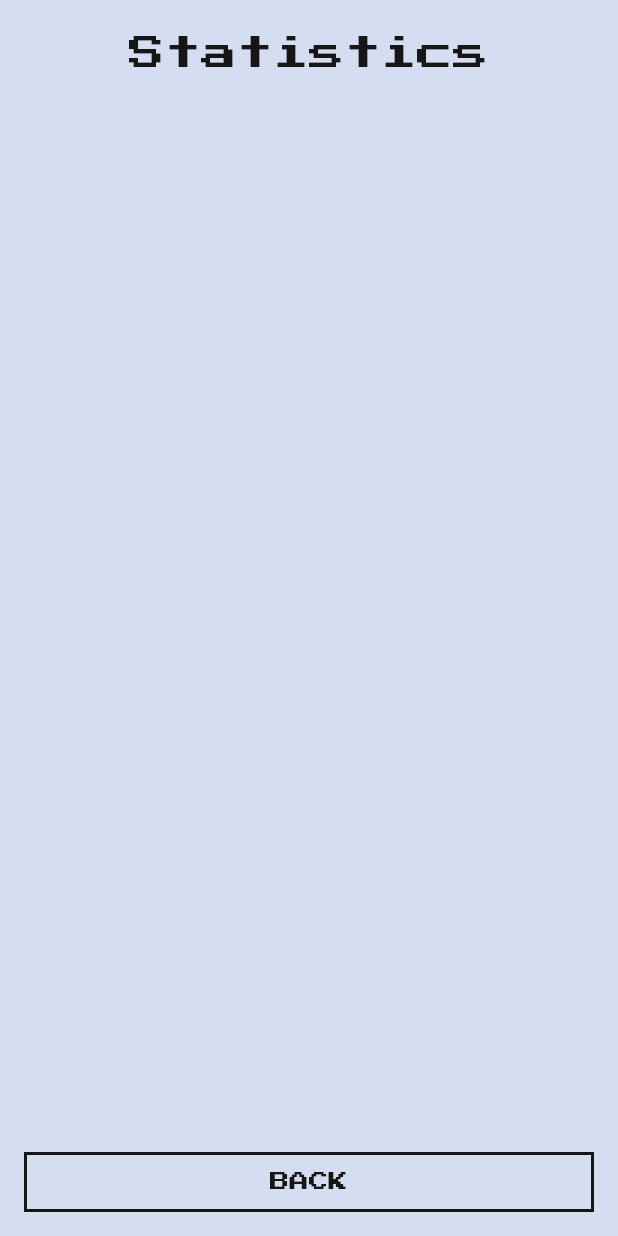
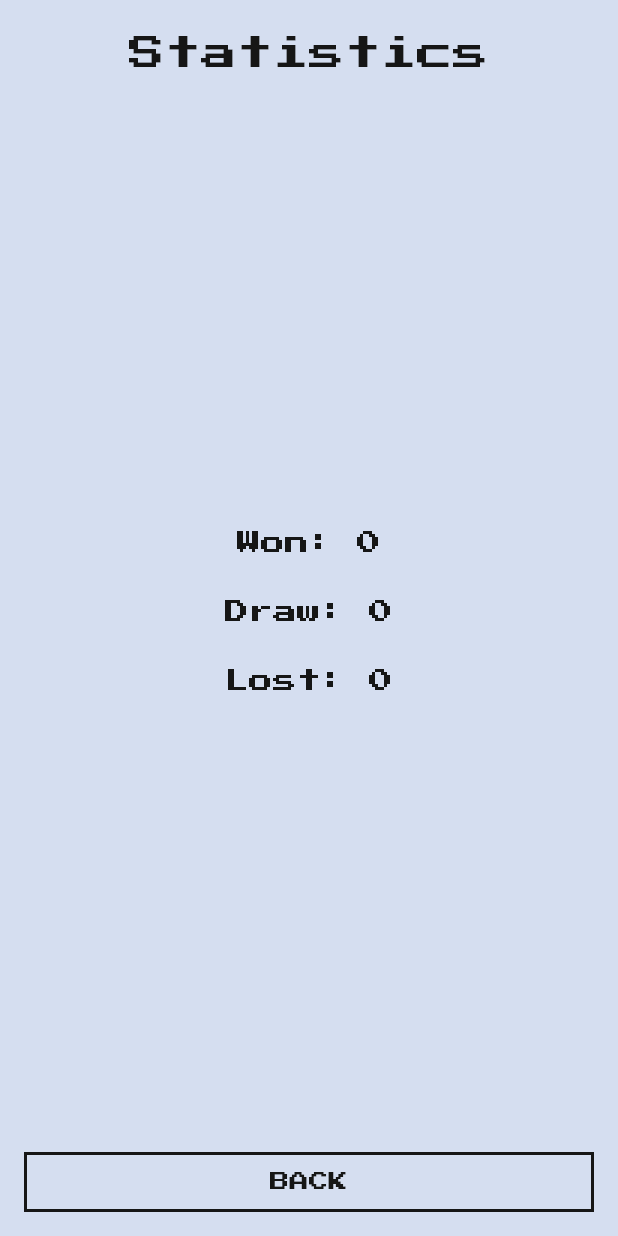
Before and after one commit to NatalinStanislav/flutter_fight_club, a Flutter app: the StatisticsPage screen opened directly, on a phone screen of 412 x 824 dp. Run offline on Flutter 3.47's test engine with Material 2 defaults, Android fonts, the phone set to English and light mode, and no system bars; our stand-ins replace google_fonts, shared_preferences; accounts and stored records are empty.

Commit message:
Lesson 3 after 6 homework

```diff
--- a/lib/pages/fight_page.dart
+++ b/lib/pages/fight_page.dart
@@ -159,9 +159,40 @@ class FightPageState extends State<FightPage> {
         final FightResult? fightResult =
             FightResult.calculateResult(yourLives, enemysLives);
         if (fightResult != null) {
-          SharedPreferences.getInstance().then((sharedPreferences) {
-            sharedPreferences.setString("last_fight_result", fightResult.result);
+          Future<SharedPreferences> instance = SharedPreferences.getInstance();
+          instance.then((sharedPreferences) {
+            sharedPreferences.setString(
+                "last_fight_result", fightResult.result);
           });
+          switch (fightResult.result) {
+            case ("Won"):
+              instance.then((sharedPreferences) {
+                sharedPreferences.setInt(
+                    "stats_won",
+                    sharedPreferences.getInt("stats_won") == null
+                        ? 1
+                        : sharedPreferences.getInt("stats_won")! + 1);
+              });
+              break;
+            case ("Lost"):
+              instance.then((sharedPreferences) {
+                sharedPreferences.setInt(
+                    "stats_lost",
+                    sharedPreferences.getInt("stats_lost") == null
+                        ? 1
+                        : sharedPreferences.getInt("stats_lost")! + 1);
+              });
+              break;
+            case ("Draw"):
+              instance.then((sharedPreferences) {
+                sharedPreferences.setInt(
+                    "stats_draw",
+                    sharedPreferences.getInt("stats_draw") == null
+                        ? 1
+                        : sharedPreferences.getInt("stats_draw")! + 1);
+              });
+              break;
+          }
         }
 
         textResult = _getPunchResults();
--- a/lib/pages/statistics_page.dart
+++ b/lib/pages/statistics_page.dart
@@ -1,6 +1,7 @@
 import 'package:flutter/material.dart';
 import 'package:flutter_fight_club/resources/fight_club_colors.dart';
 import 'package:flutter_fight_club/widgets/secondary_action_button.dart';
+import 'package:shared_preferences/shared_preferences.dart';
 
 class StatisticsPage extends StatelessWidget {
   const StatisticsPage({Key? key}) : super(key: key);
@@ -21,9 +22,78 @@ class StatisticsPage extends StatelessWidget {
                     fontSize: 24, color: FightClubColors.darkGreyText),
               ),
             ),
-            Expanded(
-              child: SizedBox(),
+            Expanded(child: SizedBox()),
+            Column(
+              mainAxisSize: MainAxisSize.min,
+              children: [
+                FutureBuilder<int?>(
+                    future: SharedPreferences.getInstance().then(
+                        (sharedPreferences) =>
+                            sharedPreferences.getInt("stats_won")),
+                    builder: (context, snapshot) {
+                      if (!snapshot.hasData || snapshot.data == null) {
+                        return Text(
+                          "Won: 0",
+                          textAlign: TextAlign.center,
+                          style: TextStyle(
+                              fontSize: 16,
+                              color: FightClubColors.darkGreyText),
+                        );
+                      }
+                      return Text(
+                        "Won: ${snapshot.data}",
+                        textAlign: TextAlign.center,
+                        style: TextStyle(
+                            fontSize: 16, color: FightClubColors.darkGreyText),
+                      );
+                    }),
+                SizedBox(height: 30),
+                FutureBuilder<int?>(
+                    future: SharedPreferences.getInstance().then(
+                        (sharedPreferences) =>
+                            sharedPreferences.getInt("stats_draw")),
+                    builder: (context, snapshot) {
+                      if (!snapshot.hasData || snapshot.data == null) {
+                        return Text(
+                          "Draw: 0",
+                          textAlign: TextAlign.center,
+                          style: TextStyle(
+                              fontSize: 16,
+                              color: FightClubColors.darkGreyText),
+                        );
+                      }
+                      return Text(
+                        "Draw: ${snapshot.data}",
+                        textAlign: TextAlign.center,
+                        style: TextStyle(
+                            fontSize: 16, color: FightClubColors.darkGreyText),
+                      );
+                    }),
+                SizedBox(height: 30),
+                FutureBuilder<int?>(
+                    future: SharedPreferences.getInstance().then(
+                        (sharedPreferences) =>
+                            sharedPreferences.getInt("stats_lost")),
+                    builder: (context, snapshot) {
+                      if (!snapshot.hasData || snapshot.data == null) {
+                        return Text(
+                          "Lost: 0",
+                          textAlign: TextAlign.center,
+                          style: TextStyle(
+                              fontSize: 16,
+                              color: FightClubColors.darkGreyText),
+                        );
+                      }
+                      return Text(
+                        "Lost: ${snapshot.data}",
+                        textAlign: TextAlign.center,
+                        style: TextStyle(
+                            fontSize: 16, color: FightClubColors.darkGreyText),
+                      );
+                    }),
+              ],
             ),
+            Expanded(child: SizedBox()),
             Padding(
               padding: const EdgeInsets.only(bottom: 16),
               child: SecondaryActionButton(
```
